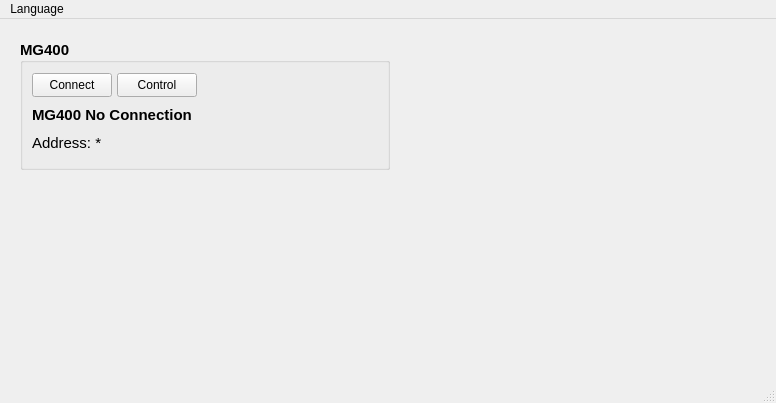
The window that E05-PnP/mainwindow.ui (vie-dgb/E05-Pick-and-Place) describes before a commit, drawn with Qt 5.
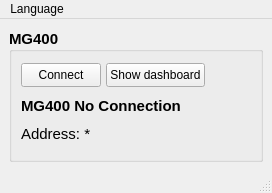
The same window after the commit.

Diff of the .ui file:
```diff
--- a/E05-PnP/mainwindow.ui
+++ b/E05-PnP/mainwindow.ui
@@ -6,23 +6,17 @@
    <rect>
     <x>0</x>
     <y>0</y>
-    <width>776</width>
-    <height>403</height>
+    <width>272</width>
+    <height>193</height>
    </rect>
   </property>
   <property name="windowTitle">
    <string>Han's E05 pick and place control application</string>
   </property>
   <widget class="QWidget" name="centralwidget">
+   <layout class="QHBoxLayout" name="horizontalLayout">
+    <item>
    <widget class="QGroupBox" name="groupBox_robot">
-    <property name="geometry">
-     <rect>
-      <x>20</x>
-      <y>20</y>
-      <width>370</width>
-      <height>131</height>
-     </rect>
-    </property>
     <property name="maximumSize">
      <size>
       <width>370</width>
@@ -96,7 +90,7 @@
           </font>
          </property>
          <property name="text">
-          <string>Control</string>
+            <string>Show dashboard</string>
          </property>
         </widget>
        </item>
@@ -186,13 +180,15 @@
      </item>
     </layout>
    </widget>
+    </item>
+   </layout>
   </widget>
   <widget class="QMenuBar" name="menubar">
    <property name="geometry">
     <rect>
      <x>0</x>
      <y>0</y>
-     <width>776</width>
+     <width>272</width>
      <height>21</height>
     </rect>
    </property>
```
Lines whose indentation alone changed are shown as unchanged.
